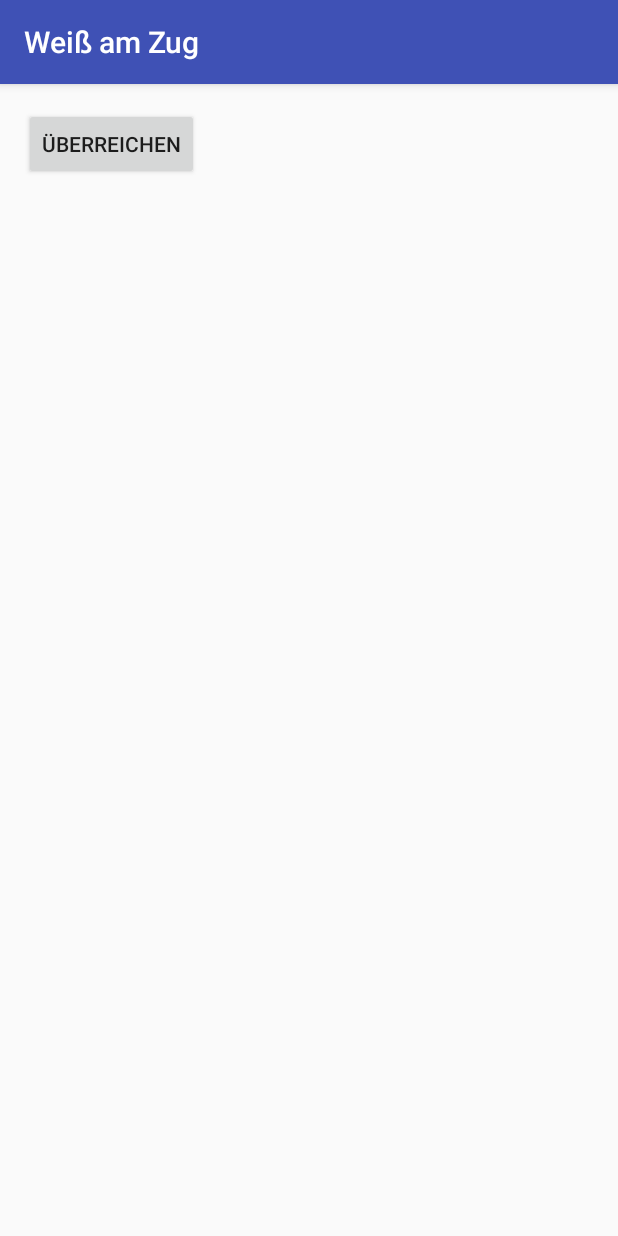
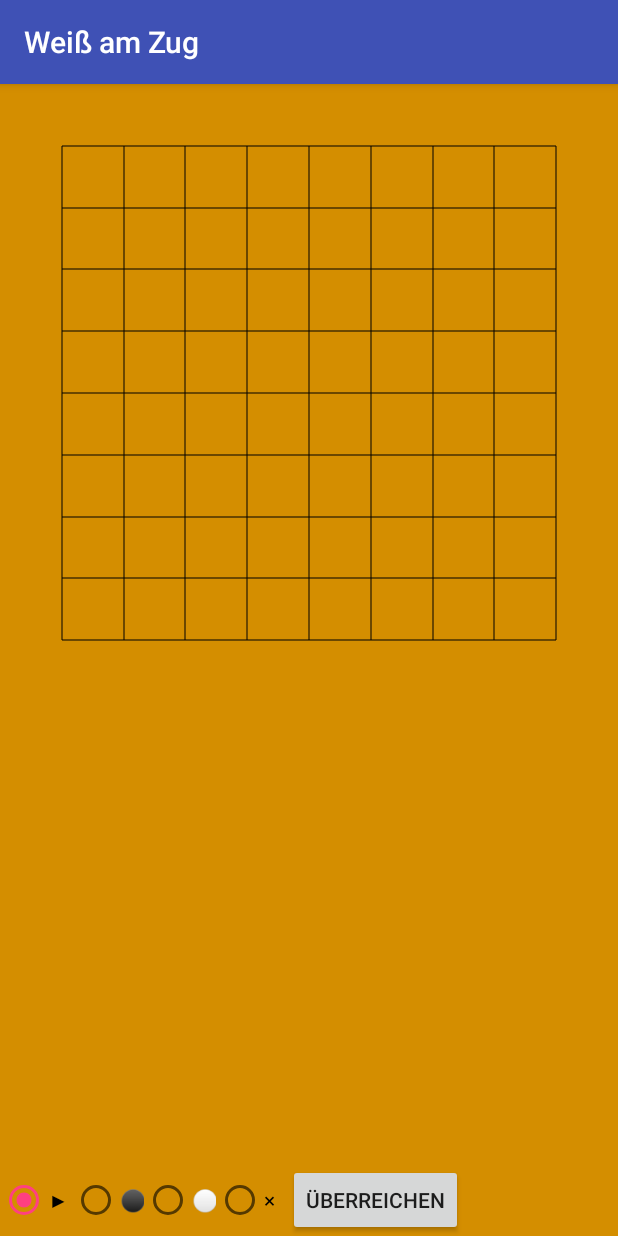
Before and after one commit to rillig/Phantom-Go-Android, an Android app: the WhiteActivity screen opened directly, with no data from a screen before it, on a phone screen of 412 x 824 dp. Run offline under Robolectric (Android 15) with nearby library versions, the phone set to English and light mode, and no system bars.

Commit message:
Both Black and White can play

```diff
--- a/app/src/main/java/de/roland_illig/android/phantomgo/WhiteActivity.kt
+++ b/app/src/main/java/de/roland_illig/android/phantomgo/WhiteActivity.kt
@@ -5,12 +5,19 @@ import android.os.Bundle
 import android.support.v7.app.AppCompatActivity
 import android.view.View
 import de.roland_illig.phantomgo.Player
+import de.roland_illig.phantomgo.PlayerBoardView
 
 class WhiteActivity : AppCompatActivity() {
 
     override fun onCreate(savedInstanceState: Bundle?) {
         super.onCreate(savedInstanceState)
         setContentView(R.layout.activity_white)
+    }
+
+    override fun onResume() {
+        super.onResume()
+        findViewById<PlayerBoardView>(R.id.playerBoardView)
+                .configure(GameState.GLOBAL.refereeBoard, GameState.GLOBAL.whiteBoard, Player.WHITE)
     }
 
     fun onHandOverClick(view: View) {
--- a/app/src/main/res/layout/activity_black.xml
+++ b/app/src/main/res/layout/activity_black.xml
@@ -43,7 +43,8 @@
                 android:id="@+id/playButton"
                 android:layout_width="@android:dimen/app_icon_size"
                 android:layout_height="@android:dimen/app_icon_size"
-                android:text="@string/play_button"/>
+                android:text="@string/play_button"
+                android:checked="true"/>
 
             <RadioButton
                 android:id="@+id/blackButton"
--- a/app/src/main/res/layout/activity_white.xml
+++ b/app/src/main/res/layout/activity_white.xml
@@ -4,17 +4,75 @@
     xmlns:tools="http://schemas.android.com/tools"
     android:layout_width="match_parent"
     android:layout_height="match_parent"
-    tools:context="de.roland_illig.android.phantomgo.WhiteActivity">
+    tools:context="de.roland_illig.android.phantomgo.WhiteActivity"
+    tools:layout_editor_absoluteX="0dp"
+    tools:layout_editor_absoluteY="81dp">
 
-    <Button
-        android:id="@+id/button5"
+    <de.roland_illig.phantomgo.PlayerBoardView
+        android:id="@+id/playerBoardView"
         android:layout_width="wrap_content"
         android:layout_height="wrap_content"
-        android:layout_marginLeft="16dp"
-        android:layout_marginStart="16dp"
-        android:layout_marginTop="16dp"
-        android:onClick="onHandOverClick"
-        android:text="@string/hand_over_title"
-        app:layout_constraintLeft_toLeftOf="parent"
-        app:layout_constraintTop_toTopOf="parent"/>
+        app:layout_constraintBottom_toBottomOf="parent"
+        app:layout_constraintEnd_toEndOf="parent"/>
+
+    <TextView
+        android:id="@+id/referee"
+        android:layout_width="wrap_content"
+        android:layout_height="wrap_content"
+        android:layout_marginBottom="8dp"
+        android:layout_marginLeft="8dp"
+        android:layout_marginStart="8dp"
+        android:text=""
+        app:layout_constraintBottom_toTopOf="@+id/buttonBar"
+        app:layout_constraintStart_toStartOf="@id/buttonBar"/>
+
+    <LinearLayout
+        android:id="@+id/buttonBar"
+        android:layout_width="match_parent"
+        android:layout_height="wrap_content"
+        android:orientation="horizontal"
+        app:layout_constraintBottom_toBottomOf="parent"
+        app:layout_constraintStart_toStartOf="parent">
+
+        <RadioGroup
+            android:layout_width="wrap_content"
+            android:layout_height="match_parent"
+            android:orientation="horizontal">
+
+            <RadioButton
+                android:id="@+id/playButton"
+                android:layout_width="@android:dimen/app_icon_size"
+                android:layout_height="@android:dimen/app_icon_size"
+                android:text="@string/play_button"
+                android:checked="true"/>
+
+            <RadioButton
+                android:id="@+id/blackButton"
+                android:layout_width="@android:dimen/app_icon_size"
+                android:layout_height="@android:dimen/app_icon_size"
+                android:text="@string/black_button"/>
+
+            <RadioButton
+                android:id="@+id/whiteButton"
+                android:layout_width="@android:dimen/app_icon_size"
+                android:layout_height="@android:dimen/app_icon_size"
+                android:text="@string/white_button"/>
+
+            <RadioButton
+                android:id="@+id/eraserButton"
+                android:layout_width="@android:dimen/app_icon_size"
+                android:layout_height="@android:dimen/app_icon_size"
+                android:text="@string/eraser_button"/>
+
+        </RadioGroup>
+
+        <Button
+            android:id="@+id/handOverButton"
+            android:layout_width="wrap_content"
+            android:layout_height="wrap_content"
+            android:onClick="onHandOverClick"
+            android:text="@string/hand_over_title"
+            app:layout_constraintBottom_toBottomOf="parent"
+            app:layout_constraintLeft_toLeftOf="parent"/>
+    </LinearLayout>
 </android.support.constraint.ConstraintLayout>
```
